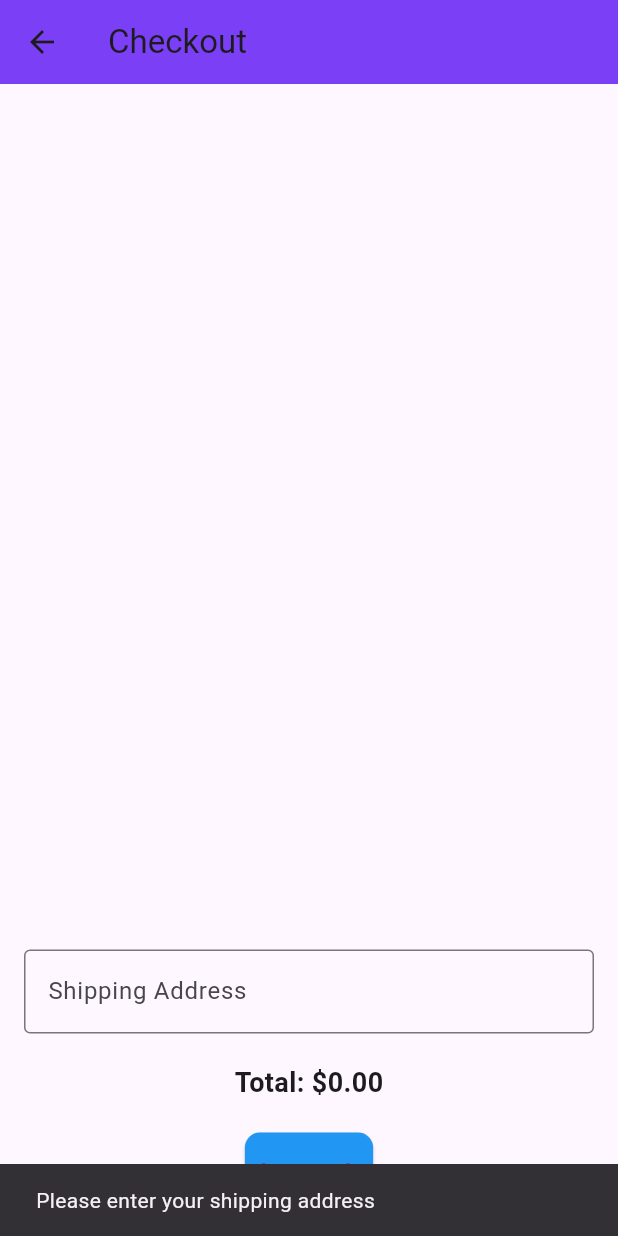
After one commit to jawahir123/ecommerce_platform, a Flutter app: the CheckoutScreen screen opened directly, after a tap on "Place Order", on a phone screen of 412 x 824 dp. The commit adds this screen. Run offline on Flutter 3.47's test engine with Material 3 defaults, Android fonts, the phone set to English and light mode, and no system bars; our stand-ins replace get, shared_preferences; accounts and stored records are empty.

```diff
--- a/lib/models/cart_item.dart
+++ b/lib/models/cart_item.dart
@@ -1,5 +1,6 @@
 class CartItem {
   final String id; // Unique identifier for the cart item
+  final String productId;
   final String name;
   final double price;
   final String imageUrl;
@@ -7,6 +8,7 @@ class CartItem {
 
   CartItem({
     required this.id, // Add required id field
+    required this.productId,
     required this.name,
     required this.price,
     required this.imageUrl,
--- /dev/null
+++ b/lib/screens/cart/checkout.dart
@@ -0,0 +1,168 @@
+import 'package:flutter/material.dart';
+import 'package:get/get.dart';
+import 'package:ecommerce_app/controllers/cart_controller.dart';
+import 'package:shared_preferences/shared_preferences.dart';
+import 'package:http/http.dart' as http;
+import 'dart:convert';
+
+class CheckoutScreen extends StatefulWidget {
+  @override
+  _CheckoutScreenState createState() => _CheckoutScreenState();
+}
+
+class _CheckoutScreenState extends State<CheckoutScreen> {
+  final CartController cartController = Get.find();
+  final TextEditingController _addressController = TextEditingController();
+  String userId = "";
+  var isLoading = false.obs; // Observable for loading state
+
+  @override
+  void initState() {
+    super.initState();
+    loadUserId();
+  }
+
+  // Load User ID from SharedPreferences
+  Future<void> loadUserId() async {
+    final prefs = await SharedPreferences.getInstance();
+    setState(() {
+      userId = prefs.getString('userId') ?? '';
+    });
+  }
+
+  // Function to place order
+  Future<void> placeOrder() async {
+    if (_addressController.text.isEmpty) {
+      ScaffoldMessenger.of(context).showSnackBar(
+        SnackBar(content: Text('Please enter your shipping address')),
+      );
+      return;
+    }
+
+    if (cartController.cartItems.isEmpty) {
+      ScaffoldMessenger.of(context).showSnackBar(
+        SnackBar(content: Text('Your cart is empty')),
+      );
+      return;
+    }
+
+    final orderData = {
+      "user_id": userId, // Matches backend schema
+      "items": cartController.cartItems.map((item) {
+        return {
+          "product_id": item.id, // Matches backend schema
+          "quantity": item.quantity,
+          "price": item.price,
+        };
+      }).toList(),
+      "totalPrice":
+          cartController.totalAmount, // Matches `totalPrice` in schema
+      "shipping_address": _addressController.text,
+      "payment_method": "Cash on Delivery",
+      "status": "Pending",
+    };
+
+    try {
+      isLoading.value = true; // Start loading
+      final response = await http.post(
+        Uri.parse('http://10.0.2.2:3000/api/orders/create'),
+        headers: {'Content-Type': 'application/json'},
+        body: json.encode(orderData),
+      );
+
+      if (response.statusCode == 201) {
+        cartController.cartItems.clear(); // Clear the cart
+        ScaffoldMessenger.of(context).showSnackBar(
+          SnackBar(content: Text('Order placed successfully!')),
+        );
+        Get.offAllNamed('/orderSuccess'); // Navigate to success page
+      } else {
+        print('Failed to place order: ${response.body}');
+        ScaffoldMessenger.of(context).showSnackBar(
+          SnackBar(content: Text('Order placement failed')),
+        );
+      }
+    } catch (e) {
+      print('Error placing order: $e');
+      ScaffoldMessenger.of(context).showSnackBar(
+        SnackBar(content: Text('Something went wrong! Please try again.')),
+      );
+    } finally {
+      isLoading.value = false; // Stop loading
+    }
+  }
+
+  @override
+  Widget build(BuildContext context) {
+    return Scaffold(
+      appBar:
+          AppBar(title: Text("Checkout"), backgroundColor: Color(0xFF7B3FF6)),
+      body: Obx(
+        () => isLoading.value
+            ? Center(child: CircularProgressIndicator()) // Loading indicator
+            : Padding(
+                padding: EdgeInsets.all(16.0),
+                child: Column(
+                  children: [
+                    Expanded(
+                      child: ListView.builder(
+                        itemCount: cartController.cartItems.length,
+                        itemBuilder: (context, index) {
+                          final item = cartController.cartItems[index];
+                          return Card(
+                            margin: EdgeInsets.symmetric(vertical: 5),
+                            child: ListTile(
+                              leading: Image.network(
+                                item.imageUrl,
+                                width: 50,
+                                height: 50,
+                                fit: BoxFit.cover,
+                                errorBuilder: (context, error, stackTrace) {
+                                  return Icon(Icons.error, color: Colors.red);
+                                },
+                              ),
+                              title: Text(item.name),
+                              subtitle: Text(
+                                  "\$${item.price.toStringAsFixed(2)} x ${item.quantity}"),
+                              trailing: Text(
+                                  "\$${(item.price * item.quantity).toStringAsFixed(2)}"),
+                            ),
+                          );
+                        },
+                      ),
+                    ),
+                    TextField(
+                      controller: _addressController,
+                      decoration: InputDecoration(
+                        labelText: "Shipping Address",
+                        border: OutlineInputBorder(),
+                      ),
+                    ),
+                    SizedBox(height: 20),
+                    Obx(() => Text(
+                        "Total: \$${cartController.totalAmount.toStringAsFixed(2)}",
+                        style: TextStyle(
+                            fontSize: 18, fontWeight: FontWeight.bold))),
+                    SizedBox(height: 20),
+                    ElevatedButton(
+                      onPressed: placeOrder,
+                      style: ElevatedButton.styleFrom(
+                        backgroundColor: Colors.blue,
+                        padding: EdgeInsets.symmetric(vertical: 15),
+                        shape: RoundedRectangleBorder(
+                          borderRadius: BorderRadius.circular(10),
+                        ),
+                      ),
+                      child: Text(
+                        "Place Order",
+                        style: TextStyle(
+                            fontSize: 16, fontWeight: FontWeight.bold),
+                      ),
+                    ),
+                  ],
+                ),
+              ),
+      ),
+    );
+  }
+}
```
Also changed, not shown: lib/controllers/cart_controller.dart (+100 -16 lines), lib/screens/cart/cart_screen.dart (+42 -35 lines), lib/screens/home/mobiles.dart (+8 -8 lines).
